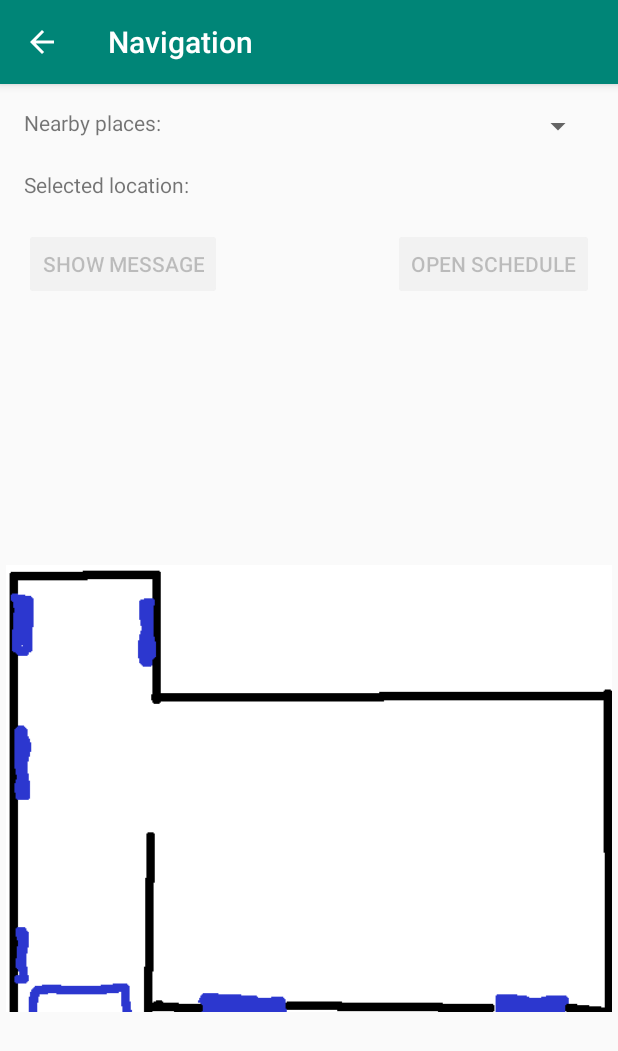
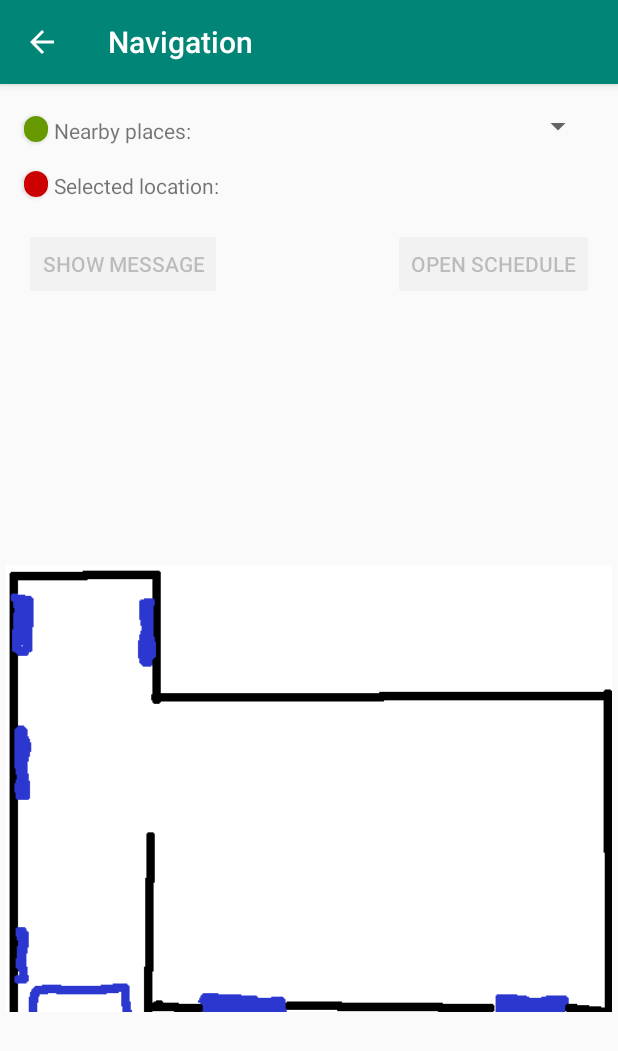
Before and after one commit to Openroads/BeaconNavPK, an Android app: the NavigationActivity screen opened directly, with no data from a screen before it, on a phone screen of 412 x 824 dp. Shown: the top 1051 px of the screen. Run offline under Robolectric (Android 15) with nearby library versions, the phone set to English and light mode, and no system bars; our stand-ins replace RxJava; libraries missing offline, so code that uses them is left out: com.jakewharton.threetenabp, org.altbeacon.beacon; plain views replace PhotoView; 5 statements that could not run were skipped.

Commit message:
Add markers in navigation view to show which marker what shows.

```diff
--- a/app/build.gradle
+++ b/app/build.gradle
@@ -43,4 +43,5 @@ dependencies {
     implementation 'com.github.chrisbanes:PhotoView:2.1.4'
 
     implementation 'com.jakewharton.threetenabp:threetenabp:1.1.2'
+    implementation 'com.android.support:cardview-v7:27.1.1'
 }
--- a/app/src/main/java/pk/edu/dariusz/beaconnavpk/BeaconSpinnerAdapter.kt
+++ b/app/src/main/java/pk/edu/dariusz/beaconnavpk/BeaconSpinnerAdapter.kt
@@ -39,9 +39,13 @@ class BeaconSpinnerAdapter(
             objects.sortBy { beaconInfo -> beaconInfo.distance }
             val nearestBeacon = objects[0]
             nearestBeacon.attachmentData.mapPosition?.let { position ->
-                navigationActivity.localizationPointsMap[navigationActivity.theNearestLocationMarker] = position
-                navigationActivity.drawLocalizationPoints()
+                val localizationPointsMap = navigationActivity.localizationPointsMap
+                if (localizationPointsMap[navigationActivity.theNearestLocationMarker] != position) {
+                    localizationPointsMap[navigationActivity.theNearestLocationMarker] = position
+                    navigationActivity.drawLocalizationPoints()
+                }
             }
+
         }
         super.notifyDataSetChanged()
     }
--- a/app/src/main/java/pk/edu/dariusz/beaconnavpk/NavigationActivity.kt
+++ b/app/src/main/java/pk/edu/dariusz/beaconnavpk/NavigationActivity.kt
@@ -1,7 +1,10 @@
 package pk.edu.dariusz.beaconnavpk
 
 import android.content.Intent
-import android.graphics.*
+import android.graphics.Bitmap
+import android.graphics.BitmapFactory
+import android.graphics.Canvas
+import android.graphics.Paint
 import android.graphics.Paint.ANTI_ALIAS_FLAG
 import android.graphics.drawable.BitmapDrawable
 import android.net.Uri
@@ -17,7 +20,6 @@ import android.widget.Toast
 import com.jakewharton.threetenabp.AndroidThreeTen
 import kotlinx.android.synthetic.main.activity_nav.*
 import org.altbeacon.beacon.*
-import org.altbeacon.beacon.Region
 import org.altbeacon.beacon.service.RunningAverageRssiFilter
 import pk.edu.dariusz.beaconnavpk.model.AttachmentInfo
 import pk.edu.dariusz.beaconnavpk.model.BeaconInfo
@@ -42,8 +44,8 @@ class NavigationActivity : AppCompatActivity(), BeaconConsumer {
 
     private lateinit var map: Bitmap
 
-    private val selectedLocationMarker = Paint(ANTI_ALIAS_FLAG).apply { color = Color.RED }
-    val theNearestLocationMarker = Paint(ANTI_ALIAS_FLAG).apply { color = Color.GREEN }
+    private val selectedLocationMarker = Paint(ANTI_ALIAS_FLAG)
+    val theNearestLocationMarker = Paint(ANTI_ALIAS_FLAG)
 
     val localizationPointsMap = mutableMapOf<Paint, Position>()
 
@@ -54,6 +56,8 @@ class NavigationActivity : AppCompatActivity(), BeaconConsumer {
         setContentView(R.layout.activity_nav)
         AndroidThreeTen.init(this)
 
+        selectedLocationMarker.color = resources.getColor(android.R.color.holo_red_dark, theme)
+        theNearestLocationMarker.color = resources.getColor(android.R.color.holo_green_dark, theme)
         map = BitmapFactory.decodeResource(resources, R.drawable.mieszkanie_plan)
 
         beaconManager.beaconParsers.add(
@@ -122,7 +126,7 @@ class NavigationActivity : AppCompatActivity(), BeaconConsumer {
     }
 
     fun drawLocalizationPoints() {
-        imageView.setImageBitmap(map)
+        mapImageView.setImageBitmap(map)
 
         val tempMutableBitmap = Bitmap.createBitmap(map.width, map.height, Bitmap.Config.ARGB_8888)
         val tempCanvas = Canvas(tempMutableBitmap)
@@ -133,7 +137,7 @@ class NavigationActivity : AppCompatActivity(), BeaconConsumer {
             tempCanvas.drawCircle(position.x, position.y, 10f, marker)
         }
 
-        imageView.setImageDrawable(BitmapDrawable(resources, tempMutableBitmap))
+        mapImageView.setImageDrawable(BitmapDrawable(resources, tempMutableBitmap))
     }
 
     private fun openTimetable(attachmentInfo: AttachmentInfo) {
@@ -208,7 +212,7 @@ class NavigationActivity : AppCompatActivity(), BeaconConsumer {
             show_message_button.isEnabled = true
             message = msg
         }
-        imageView.setImageBitmap(map)
+        mapImageView.setImageBitmap(map)
 
         attachmentData.mapPosition?.let { position ->
             localizationPointsMap[selectedLocationMarker] = position
@@ -220,7 +224,7 @@ class NavigationActivity : AppCompatActivity(), BeaconConsumer {
         open_schedule_button.isEnabled = false; show_message_button.isEnabled = false
         message = null
 
-        imageView.setImageBitmap(map)
+        mapImageView.setImageBitmap(map)
     }
 
     override fun onPause() {
--- a/app/src/main/res/layout/activity_nav.xml
+++ b/app/src/main/res/layout/activity_nav.xml
@@ -6,11 +6,22 @@
         android:layout_width="match_parent"
         android:layout_height="match_parent"
         tools:context=".NavigationActivity">
-
+    <android.support.v7.widget.CardView
+            android:layout_width="wrap_content"
+            android:layout_height="wrap_content"
+            app:cardPreventCornerOverlap="false" app:cardCornerRadius="8dp"
+            android:id="@+id/cardView"
+            app:layout_constraintStart_toStartOf="parent"
+            android:layout_marginStart="16dp" app:layout_constraintTop_toTopOf="parent" android:layout_marginTop="21dp">
+        <ImageView
+                android:layout_width="16dp"
+                android:layout_height="17dp" app:srcCompat="@android:color/holo_green_dark"
+                android:id="@+id/imageView"/>
+    </android.support.v7.widget.CardView>
     <com.github.chrisbanes.photoview.PhotoView
             android:layout_width="0dp"
             android:layout_height="0dp"
-            android:id="@+id/imageView"
+            android:id="@+id/mapImageView"
             app:layout_constraintBottom_toBottomOf="parent" android:layout_marginBottom="4dp"
             app:layout_constraintTop_toTopOf="parent" android:layout_marginTop="175dp"
             app:layout_constraintEnd_toEndOf="parent"
@@ -23,8 +34,8 @@
             android:layout_width="wrap_content"
             android:layout_height="wrap_content"
             android:id="@+id/selectedLocationLabel"
-            app:layout_constraintStart_toStartOf="parent" android:layout_marginStart="16dp"
-            android:layout_marginTop="22dp" app:layout_constraintTop_toBottomOf="@+id/nearbyBeaconsLabel"/>
+            android:layout_marginTop="17dp" app:layout_constraintTop_toBottomOf="@+id/nearbyBeaconsLabel"
+            android:layout_marginStart="4dp" app:layout_constraintStart_toEndOf="@+id/cardView2"/>
     <pk.edu.dariusz.beaconnavpk.NearBeaconsSpinner
             android:layout_width="0dp"
             android:layout_height="wrap_content" android:id="@+id/nearby_beacons_spinner"
@@ -59,13 +70,29 @@
             android:layout_width="wrap_content"
             android:layout_height="wrap_content"
             android:id="@+id/nearbyBeaconsLabel"
-            app:layout_constraintTop_toTopOf="parent" android:layout_marginTop="16dp"
-            app:layout_constraintStart_toStartOf="parent" android:layout_marginStart="16dp"/>
+            app:layout_constraintTop_toTopOf="parent"
+            android:layout_marginTop="21dp"
+            android:layout_marginStart="4dp" app:layout_constraintStart_toEndOf="@+id/cardView"/>
     <TextView
             android:layout_width="wrap_content"
             android:layout_height="wrap_content"
             android:id="@+id/selectedLocationText"
             app:layout_constraintStart_toEndOf="@+id/show_message_button"
             android:layout_marginStart="8dp"
-            android:layout_marginTop="16dp" app:layout_constraintTop_toBottomOf="@+id/nearby_beacons_spinner"/>
+            android:layout_marginTop="16dp" app:layout_constraintTop_toBottomOf="@+id/nearby_beacons_spinner"
+    />
+    <android.support.v7.widget.CardView
+            android:layout_width="wrap_content"
+            android:layout_height="wrap_content"
+            app:cardPreventCornerOverlap="false" app:cardCornerRadius="8dp"
+            app:layout_constraintStart_toStartOf="parent" android:layout_marginStart="16dp"
+            android:layout_marginTop="19dp" app:layout_constraintTop_toBottomOf="@+id/cardView"
+            android:id="@+id/cardView2">
+        <ImageView
+                android:layout_width="16dp"
+                android:layout_height="17dp" app:srcCompat="@android:color/holo_red_dark"
+                android:id="@+id/imageView2"/>
+    </android.support.v7.widget.CardView>
+
+
 </android.support.constraint.ConstraintLayout>
```
